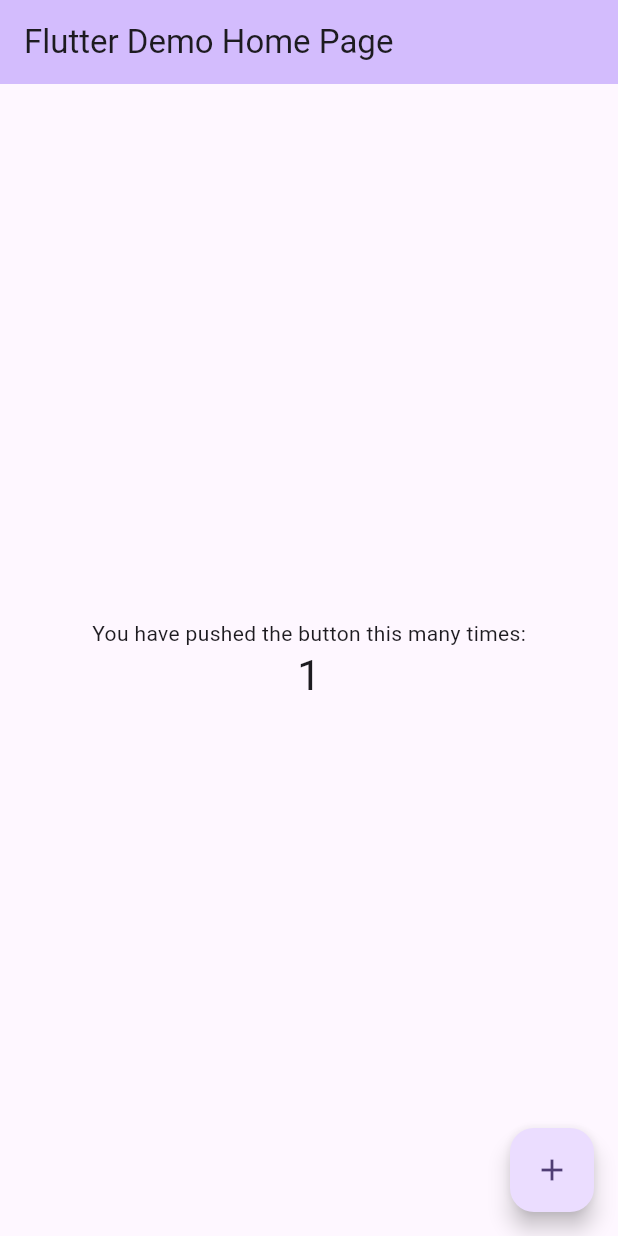
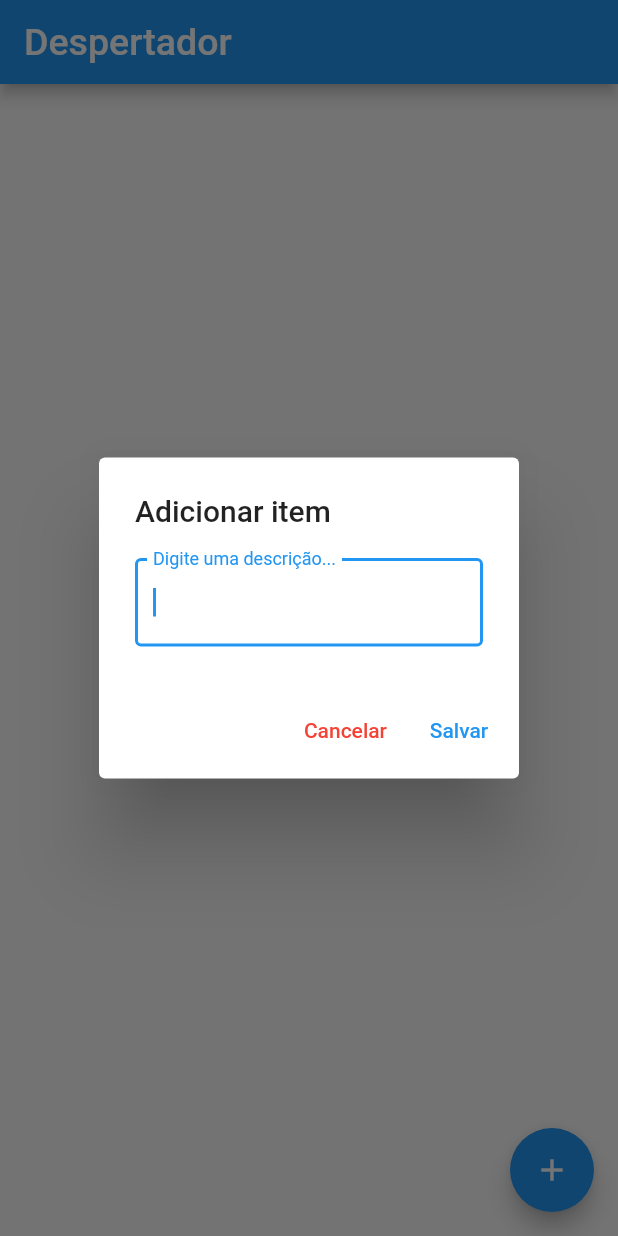
Before and after one commit to Rafhael0069/alarm_clock, a Flutter app: the screen it shows after launch, after a tap on the "add" icon, on a phone screen of 412 x 824 dp. Run offline on Flutter 3.47's test engine with Material 2 defaults, Android fonts, the phone set to English and light mode, and no system bars; our stand-ins replace flutter_mobx, mobx; generated files the repository leaves out were written again.

Commit message:
Iniciando lista de alarmes do projeto.

```diff
--- /dev/null
+++ b/lib/Home.dart
@@ -0,0 +1,90 @@
+import 'package:alarm_clock/controller.dart';
+import 'package:flutter/material.dart';
+import 'package:flutter_mobx/flutter_mobx.dart';
+
+class Home extends StatefulWidget {
+  const Home({Key? key}) : super(key: key);
+
+  @override
+  State<Home> createState() => _HomeState();
+}
+
+class _HomeState extends State<Home> {
+  Controller _controller = Controller();
+
+  _dialog() {
+    showDialog(
+        context: context,
+        builder: (_) {
+          return AlertDialog(
+            title: const Text("Adicionar item"),
+            content: TextField(
+              autofocus: true,
+              decoration: const InputDecoration(
+                  border: OutlineInputBorder(), labelText: "Digite uma descrição..."),
+              onChanged: _controller.setNewItem,
+            ),
+            actions: [
+              TextButton(
+                  onPressed: () {
+                    Navigator.pop(context);
+                  },
+                  child: const Text(
+                    "Cancelar",
+                    style: TextStyle(color: Colors.red),
+                  )),
+              TextButton(
+                  onPressed: () {
+                    _controller.addItem();
+                    Navigator.pop(context);
+                  },
+                  child: const Text("Salvar"))
+            ],
+          );
+        });
+  }
+
+  @override
+  Widget build(BuildContext context) {
+
+    return Scaffold(
+      appBar: AppBar(
+        title: Text(
+          "Despertador",
+          style: TextStyle(fontSize: 25, color: Colors.white),
+        ),
+      ),
+      body: Observer(builder: (_) {
+        return ListView.builder(
+          itemCount: _controller.listItens.length,
+          itemBuilder: (_, index) {
+            var item = _controller.listItens[index];
+            return Observer(builder: (_) {
+              return ListTile(
+                title: Text(
+                  item.title,
+                  style: TextStyle(
+                      decoration: item.marked ? TextDecoration.lineThrough : null,
+                      color: item.marked ? Colors.grey : Colors.black),
+                ),
+                leading: Checkbox(
+                  value: item.marked,
+                  onChanged: item.changeMarker,
+                ),
+                onTap: () {
+                  item.marked = !item.marked;
+                },
+              );
+            });
+          },
+        );
+      }),
+      floatingActionButton: FloatingActionButton(
+        child: const Icon(Icons.add),
+        onPressed: () {
+          _dialog();
+        },
+      ),
+    );
+  }
+}
--- /dev/null
+++ b/lib/controller.dart
@@ -0,0 +1,29 @@
+import 'package:alarm_clock/item_controller.dart';
+import 'package:mobx/mobx.dart';
+part 'controller.g.dart';
+
+/*
+Comandos para rodar o build
+Gerar os arquivos -> dart run build_runner build
+Salvar as alterações automaticamento nos arquivos -> dart run build_runner watch
+Linpar os arquivos -> dart run build_runner clean
+ */
+
+class Controller = _Controller with _$Controller;
+
+abstract class _Controller with Store {
+  @observable
+  String newItem = "";
+
+  @action
+  void setNewItem(String value) => newItem = value;
+
+  @observable
+  ObservableList<ItemController> listItens = ObservableList<ItemController>();
+
+  @action
+  void addItem() {
+    listItens.add(ItemController(newItem));
+    print(listItens);
+  }
+}
--- a/lib/main.dart
+++ b/lib/main.dart
@@ -1,125 +1,8 @@
+import 'package:alarm_clock/Home.dart';
 import 'package:flutter/material.dart';
 
 void main() {
-  runApp(const MyApp());
+  runApp(const MaterialApp(
+    home: Home(),
+  ));
 }
-
-class MyApp extends StatelessWidget {
-  const MyApp({super.key});
-
-  // This widget is the root of your application.
-  @override
-  Widget build(BuildContext context) {
-    return MaterialApp(
-      title: 'Flutter Demo',
-      theme: ThemeData(
-        // This is the theme of your application.
-        //
-        // TRY THIS: Try running your application with "flutter run". You'll see
-        // the application has a blue toolbar. Then, without quitting the app,
-        // try changing the seedColor in the colorScheme below to Colors.green
-        // and then invoke "hot reload" (save your changes or press the "hot
-        // reload" button in a Flutter-supported IDE, or press "r" if you used
-        // the command line to start the app).
-        //
-        // Notice that the counter didn't reset back to zero; the application
-        // state is not lost during the reload. To reset the state, use hot
-        // restart instead.
-        //
-        // This works for code too, not just values: Most code changes can be
-        // tested with just a hot reload.
-        colorScheme: ColorScheme.fromSeed(seedColor: Colors.deepPurple),
-        useMaterial3: true,
-      ),
-      home: const MyHomePage(title: 'Flutter Demo Home Page'),
-    );
-  }
-}
-
-class MyHomePage extends StatefulWidget {
-  const MyHomePage({super.key, required this.title});
-
-  // This widget is the home page of your application. It is stateful, meaning
-  // that it has a State object (defined below) that contains fields that affect
-  // how it looks.
-
-  // This class is the configuration for the state. It holds the values (in this
-  // case the title) provided by the parent (in this case the App widget) and
-  // used by the build method of the State. Fields in a Widget subclass are
-  // always marked "final".
-
-  final String title;
-
-  @override
-  State<MyHomePage> createState() => _MyHomePageState();
-}
-
-class _MyHomePageState extends State<MyHomePage> {
-  int _counter = 0;
-
-  void _incrementCounter() {
-    setState(() {
-      // This call to setState tells the Flutter framework that something has
-      // changed in this State, which causes it to rerun the build method below
-      // so that the display can reflect the updated values. If we changed
-      // _counter without calling setState(), then the build method would not be
-      // called again, and so nothing would appear to happen.
-      _counter++;
-    });
-  }
-
-  @override
-  Widget build(BuildContext context) {
-    // This method is rerun every time setState is called, for instance as done
-    // by the _incrementCounter method above.
-    //
-    // The Flutter framework has been optimized to make rerunning build methods
-    // fast, so that you can just rebuild anything that needs updating rather
-    // than having to individually change instances of widgets.
-    return Scaffold(
-      appBar: AppBar(
-        // TRY THIS: Try changing the color here to a specific color (to
-        // Colors.amber, perhaps?) and trigger a hot reload to see the AppBar
-        // change color while the other colors stay the same.
-        backgroundColor: Theme.of(context).colorScheme.inversePrimary,
-        // Here we take the value from the MyHomePage object that was created by
-        // the App.build method, and use it to set our appbar title.
-        title: Text(widget.title),
-      ),
-      body: Center(
-        // Center is a layout widget. It takes a single child and positions it
-        // in the middle of the parent.
-        child: Column(
-          // Column is also a layout widget. It takes a list of children and
-          // arranges them vertically. By default, it sizes itself to fit its
-          // children horizontally, and tries to be as tall as its parent.
-          //
-          // Column has various properties to control how it sizes itself and
-          // how it positions its children. Here we use mainAxisAlignment to
-          // center the children vertically; the main axis here is the vertical
-          // axis because Columns are vertical (the cross axis would be
-          // horizontal).
-          //
-          // TRY THIS: Invoke "debug painting" (choose the "Toggle Debug Paint"
-          // action in the IDE, or press "p" in the console), to see the
-          // wireframe for each widget.
-          mainAxisAlignment: MainAxisAlignment.center,
-          children: <Widget>[
-            const Text(
-              'You have pushed the button this many times:',
-            ),
-            Text(
-              '$_counter',
-              style: Theme.of(context).textTheme.headlineMedium,
-            ),
-          ],
-        ),
-      ),
-      floatingActionButton: FloatingActionButton(
-        onPressed: _incrementCounter,
-        tooltip: 'Increment',
-        child: const Icon(Icons.add),
-      ), // This trailing comma makes auto-formatting nicer for build methods.
-    );
-  }
-}
--- a/pubspec.yaml
+++ b/pubspec.yaml
@@ -35,6 +35,8 @@ dependencies:
   # The following adds the Cupertino Icons font to your application.
   # Use with the CupertinoIcons class for iOS style icons.
   cupertino_icons: ^1.0.2
+  mobx: ^2.3.0+1
+  flutter_mobx: ^2.2.0+2
 
 dev_dependencies:
   flutter_test:
@@ -46,6 +48,8 @@ dev_dependencies:
   # package. See that file for information about deactivating specific lint
   # rules and activating additional ones.
   flutter_lints: ^2.0.0
+  mobx_codegen: ^2.6.0+1
+  build_runner: ^2.4.8
 
 # For information on the generic Dart part of this file, see the
 # following page: https://dart.dev/tools/pub/pubspec
```
Also changed, not shown: lib/item_controller.dart (added, +23 -0 lines), pubspec.lock.
